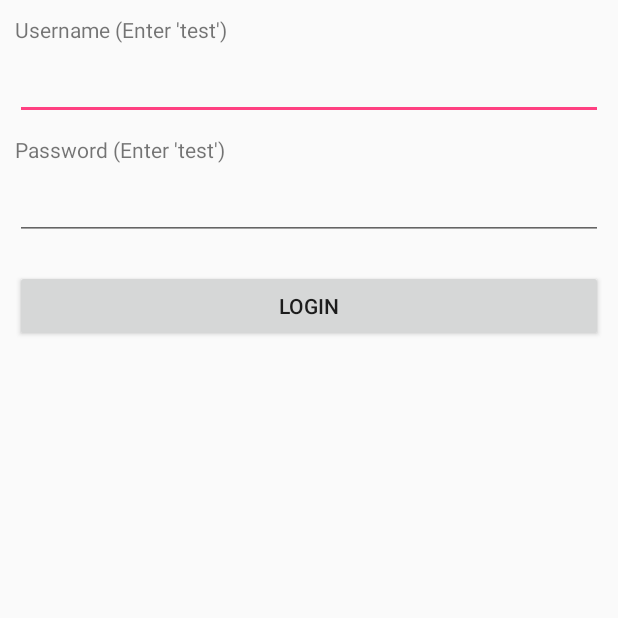
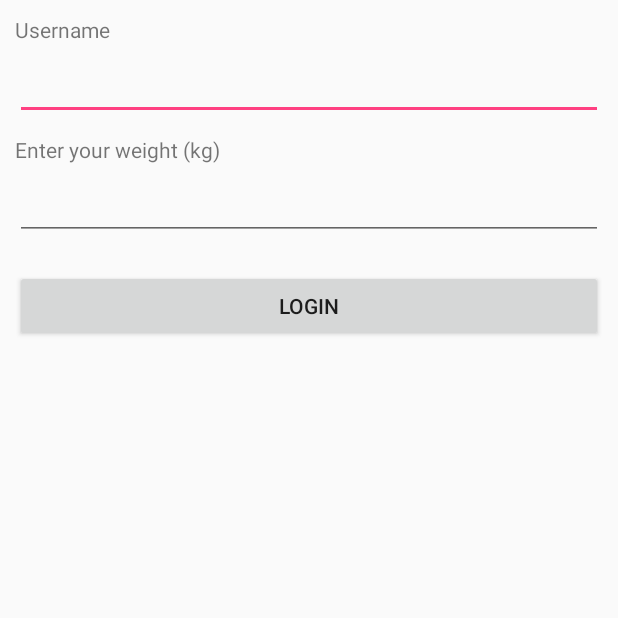
Before and after one commit to billprig/TabLayoutWithViewPager, an Android app: the screen it shows after launch (LoginActivity), on a phone screen of 412 x 824 dp, the top half of it. Run offline under Robolectric (Android 15) with nearby library versions, the light colour scheme and no system bars.

Commit message:
Settings_Toolbar & weight_input
Added settings section in toolbar
Edited weight_input in the login_activiy

```diff
--- a/app/src/main/java/roy/tablayoutwithviewpager/CustomFragment.java
+++ b/app/src/main/java/roy/tablayoutwithviewpager/CustomFragment.java
@@ -78,6 +78,7 @@ public class CustomFragment  extends Fragment {
          public void onProgressChanged(SeekBar seekBar, int progress,
                                        boolean fromUser)
          {
+            progress=10*progress;
             updateCustom(progress); // update the bottle image
          }
          // end method onProgressChanged
--- a/app/src/main/java/roy/tablayoutwithviewpager/LoginActivity.java
+++ b/app/src/main/java/roy/tablayoutwithviewpager/LoginActivity.java
@@ -7,6 +7,7 @@ package roy.tablayoutwithviewpager;
 import android.app.Activity;
 import android.content.Intent;
 import android.os.Bundle;
+import android.text.InputType;
 import android.view.View;
 import android.widget.Button;
 import android.widget.EditText;
@@ -15,7 +16,7 @@ import android.widget.Toast;
 public class LoginActivity extends Activity {
 
    // Email, password edittext
-   EditText txtUsername, txtPassword;
+   EditText txtUsername, txtWeight;
 
    // login button
    Button btnLogin;
@@ -36,7 +37,13 @@ public class LoginActivity extends Activity {
 
       // Email, Password input text
       txtUsername = (EditText) findViewById(R.id.txtUsername);
-      txtPassword = (EditText) findViewById(R.id.txtPassword);
+      txtWeight = (EditText) findViewById(R.id.txtPassword);
+      txtWeight.setRawInputType(InputType.TYPE_CLASS_NUMBER
+         | InputType.TYPE_NUMBER_FLAG_DECIMAL);
+
+      txtWeight.addTextChangedListener(new CustomTextWatcher(
+         txtWeight));
+
 
       Toast.makeText(getApplicationContext(), "User Login Status: " + session.isLoggedIn(), Toast.LENGTH_LONG).show();
 
@@ -52,19 +59,19 @@ public class LoginActivity extends Activity {
          public void onClick(View arg0) {
             // Get username, password from EditText
             String username = txtUsername.getText().toString();
-            String password = txtPassword.getText().toString();
+            String weight = txtWeight.getText().toString();
 
             // Check if username, password is filled
-            if(username.trim().length() > 0 && password.trim().length() > 0){
+            if(username.trim().length() > 0 /*&& password.trim().length() > 0*/){
                // For testing puspose username, password is checked with sample data
                // username = test
                // password = test
-               if(username.equals("test") && password.equals("test")){
+               //if(username.equals("test") && password.equals("test")){
 
                   // Creating user login session
                   // For testing i am stroing name, email as follow
                   // Use user real data
-                  session.createLoginSession("Billprig", "iambillprig@hottttt.com");
+                  session.createLoginSession(username, weight+" kg");
 
                   // Staring MainActivity
                   Intent i = new Intent(getApplicationContext(), Main2Activity.class);
@@ -75,11 +82,11 @@ public class LoginActivity extends Activity {
                   // username / password doesn't match
                   //     alert.showAlertDialog(LoginActivity.this, "Login failed..", "Username/Password is incorrect", false);
                }
-            }else{
+            /*}else{
                // user didn't entered username or password
                // Show alert asking him to enter the details
                //      alert.showAlertDialog(LoginActivity.this, "Login failed..", "Please enter username and password", false);
-            }
+            }*/
 
          }
       });
--- a/app/src/main/java/roy/tablayoutwithviewpager/Main2Activity.java
+++ b/app/src/main/java/roy/tablayoutwithviewpager/Main2Activity.java
@@ -7,6 +7,7 @@ import android.support.design.widget.Snackbar;
 import android.support.v7.app.AppCompatActivity;
 import android.support.v7.widget.Toolbar;
 import android.text.Html;
+import android.view.Menu;
 import android.view.View;
 import android.widget.Button;
 import android.widget.TextView;
@@ -33,6 +34,8 @@ public class Main2Activity extends AppCompatActivity {
       Toolbar toolbar = (Toolbar) findViewById(R.id.toolbar);
       setSupportActionBar(toolbar);
 
+
+
       FloatingActionButton fab = (FloatingActionButton) findViewById(R.id.fab);
       fab.setOnClickListener(new View.OnClickListener() {
          @Override
@@ -41,6 +44,9 @@ public class Main2Activity extends AppCompatActivity {
                .setAction("Action", null).show();
          }
       });
+
+
+
 
       // Session class instance
       session = new SessionManager(getApplicationContext());
@@ -89,6 +95,20 @@ public class Main2Activity extends AppCompatActivity {
          }
       });
    }
+
+
+
+   //Adding Settings to the Toolbar
+   @Override
+   public boolean onCreateOptionsMenu(Menu menu) {
+
+      // Inflate the menu; this adds items to the action bar if it is present.
+      getMenuInflater().inflate(R.menu.toolbar_menu, menu);
+      return true;
+   }
+
+
+
    public void click(View view){
       startActivity(new Intent(this, MainActivity.class));
    }
--- a/app/src/main/res/layout/activity_login.xml
+++ b/app/src/main/res/layout/activity_login.xml
@@ -9,7 +9,7 @@
     <TextView
         android:layout_width="fill_parent"
         android:layout_height="wrap_content"
-        android:text="Username (Enter 'test')"
+        android:text="Username"
         android:singleLine="true"
         android:layout_marginBottom="5dip"/>
 
@@ -23,15 +23,15 @@
     <TextView
         android:layout_width="fill_parent"
         android:layout_height="wrap_content"
-        android:text="Password (Enter 'test')"
+        android:text="Enter your weight (kg)"
         android:layout_marginBottom="5dip"/>
 
     <!-- Password input text -->
     <EditText android:id="@+id/txtPassword"
+              android:inputType="numberDecimal"
               android:layout_width="fill_parent"
               android:layout_height="wrap_content"
               android:layout_marginBottom="20dip"
-              android:password="true"
               android:singleLine="true"/>
 
     <!-- Login button -->
--- a/app/src/main/res/layout/fragment_custom.xml
+++ b/app/src/main/res/layout/fragment_custom.xml
@@ -51,9 +51,10 @@
 
     <SeekBar
         android:layout_width="120dp"
+        android:progress="0"
         android:layout_height="wrap_content"
         android:id="@+id/seekBarPosotita"
-        android:max="1000"
+        android:max="100"
         android:layout_marginLeft="22dp"
         android:layout_marginStart="22dp"
         android:layout_alignTop="@+id/setVolume"
@@ -61,6 +62,7 @@
         android:layout_toEndOf="@+id/setVolume"/>
 
     <SeekBar
+        android:progress="0"
         android:layout_width="120dp"
         android:layout_height="wrap_content"
         android:id="@+id/seekBarAlcohol"
--- /dev/null
+++ b/app/src/main/res/menu/toolbar_menu.xml
@@ -0,0 +1,13 @@
+<menu xmlns:android="http://schemas.android.com/apk/res/android"
+      xmlns:app="http://schemas.android.com/apk/res-auto">
+
+    <!-- "Mark Favorite", should appear as action button if possible -->
+
+
+    <!-- Settings, should always be in the overflow -->
+    <item android:id="@+id/action_settings"
+          android:title="@string/action_settings"
+
+          app:showAsAction="always"/>
+
+</menu>
--- a/app/src/main/res/values/strings.xml
+++ b/app/src/main/res/values/strings.xml
@@ -6,4 +6,5 @@
     <string name="title_activity_main2">Calcuholic</string>
     <string name="set_volume">Volume(ml)</string>
     <string name="set_alcohol">Alcohol(%)</string>
+    <string name="action_settings">Settings</string>
 </resources>
```
Also changed, not shown: app/src/main/java/roy/tablayoutwithviewpager/CustomTextWatcher.java (added, +137 -0 lines), 1 other file.
